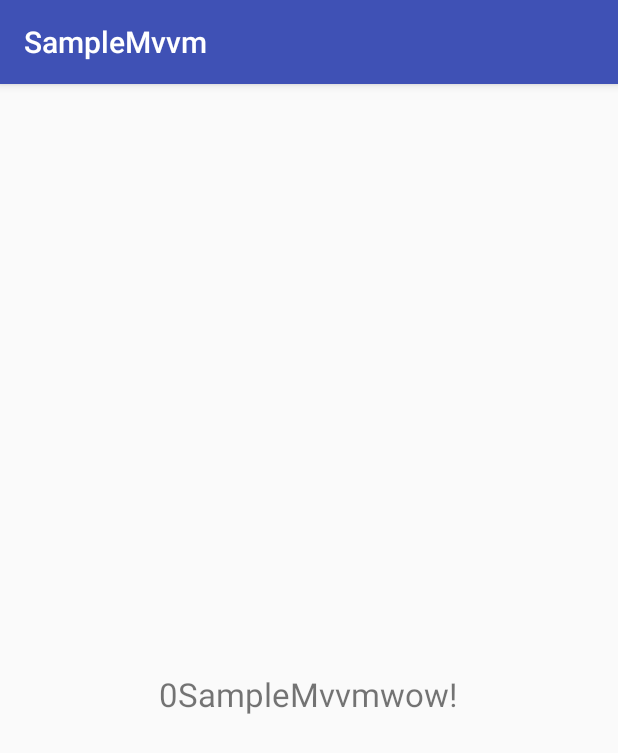
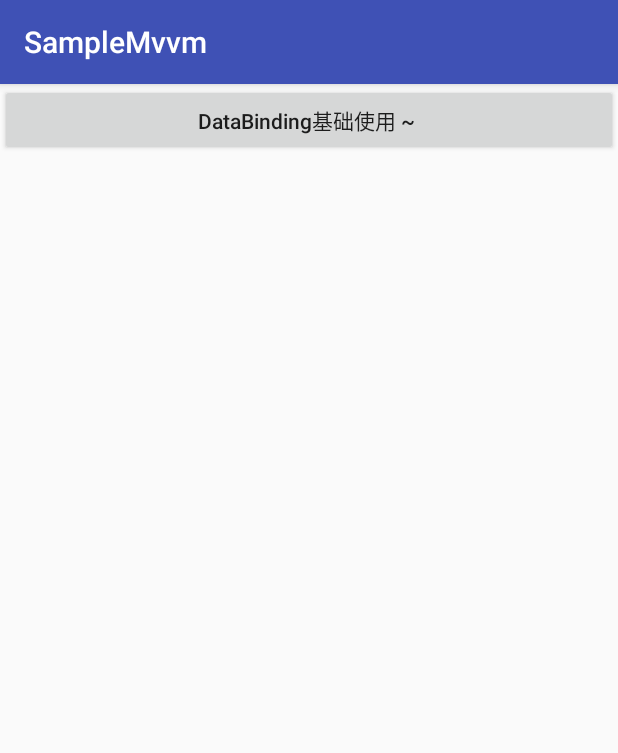
Before and after one commit to qingmei2/MvvmApp-Android, an Android app: the screen it shows after launch (MainActivity), on a phone screen of 412 x 824 dp. Shown: the top 753 px of the screen. Run offline under Robolectric (Android 15) with nearby library versions, the phone set to English and light mode, and no system bars; our stand-ins replace data binding.

Commit message:
code commit

```diff
--- a/app/build.gradle
+++ b/app/build.gradle
@@ -30,6 +30,6 @@ dependencies {
         exclude group: 'com.android.support', module: 'support-annotations'
     })
     compile 'com.android.support:appcompat-v7:25.3.1'
-    compile 'com.android.support.constraint:constraint-layout:1.0.2'
+    compile 'com.android.support.constraint:constraint-layout:1.0.1'
     testCompile 'junit:junit:4.12'
 }
--- a/app/src/main/AndroidManifest.xml
+++ b/app/src/main/AndroidManifest.xml
@@ -9,13 +9,17 @@
         android:roundIcon="@mipmap/ic_launcher_round"
         android:supportsRtl="true"
         android:theme="@style/AppTheme">
-        <activity android:name=".MainActivity">
+        <activity android:name=".view.MainActivity">
             <intent-filter>
                 <action android:name="android.intent.action.MAIN" />
 
                 <category android:name="android.intent.category.LAUNCHER" />
             </intent-filter>
         </activity>
+
+        <activity
+            android:label="DataBinding基础"
+            android:name=".view.DataBindingBaseActivity"/>
     </application>
 
 </manifest>
--- a/app/src/main/java/com/mei_husky/samplemvvm/MainActivity.java
+++ /dev/null
@@ -1,48 +0,0 @@
-package com.mei_husky.samplemvvm;
-
-import android.databinding.DataBindingUtil;
-import android.os.Bundle;
-import android.support.v7.app.AppCompatActivity;
-import android.view.View;
-import android.widget.Toast;
-
-import com.mei_husky.samplemvvm.databinding.ActivityMainBinding;
-
-public class MainActivity extends AppCompatActivity {
-
-    //如果为空，则显示默认值（比如对象对应的null,或者int对应的0）
-    //    public Student student = new Student("jack", 18);
-    public Student student = null;
-
-    private ActivityMainBinding binding;
-
-    @Override
-    protected void onCreate(Bundle savedInstanceState) {
-        super.onCreate(savedInstanceState);
-        Inject();
-        initView();
-    }
-
-    private void initView() {
-        //方法引用
-        binding.setStudent(student);
-        binding.setPresenter(new Presenter());
-//        binding.setVariable(BR.student,student);
-
-    }
-
-    private void Inject() {
-        binding = DataBindingUtil.setContentView(this, R.layout.activity_main);
-    }
-
-    public class Presenter {
-
-        public void onClick(View v){
-            Toast.makeText(MainActivity.this,"123",Toast.LENGTH_SHORT).show();
-        }
-
-        public void toastAge(Student student){
-            Toast.makeText(MainActivity.this,String.valueOf(student.age),Toast.LENGTH_SHORT).show();
-        }
-    }
-}
--- a/app/src/main/java/com/mei_husky/samplemvvm/Student.java
+++ b/app/src/main/java/com/mei_husky/samplemvvm/model/Student.java
@@ -1,4 +1,4 @@
-package com.mei_husky.samplemvvm;
+package com.mei_husky.samplemvvm.model;
 
 /**
  * Created by QingMei on 2017/5/21 21:31
--- a/app/src/main/java/com/mei_husky/samplemvvm/MyUtils.java
+++ b/app/src/main/java/com/mei_husky/samplemvvm/util/MyUtils.java
@@ -1,4 +1,4 @@
-package com.mei_husky.samplemvvm;
+package com.mei_husky.samplemvvm.util;
 
 /**
  * Created by QingMei on 2017/5/21 22:34
--- /dev/null
+++ b/app/src/main/java/com/mei_husky/samplemvvm/view/MainActivity.java
@@ -0,0 +1,44 @@
+package com.mei_husky.samplemvvm.view;
+
+import android.content.Intent;
+import android.databinding.DataBindingUtil;
+import android.os.Bundle;
+import android.support.v7.app.AppCompatActivity;
+
+import com.mei_husky.samplemvvm.R;
+import com.mei_husky.samplemvvm.databinding.ActivityMainBinding;
+
+public class MainActivity extends AppCompatActivity {
+
+    public Presenter presenter;
+
+    private ActivityMainBinding binding;
+
+    @Override
+    protected void onCreate(Bundle savedInstanceState) {
+        super.onCreate(savedInstanceState);
+        inject();
+    }
+
+    private void inject() {
+        //现在我们通过DataBindingUtil设置布局文件
+        binding = DataBindingUtil.setContentView(this, R.layout.activity_main);
+
+        //初始化Presenter对象
+        presenter = new Presenter();
+        //将presenter对象赋予XML中的 data -> variable -> presenter
+        binding.setPresenter(presenter);
+    }
+
+    public class Presenter {
+
+        public String message = " ~ ";
+
+        public void baseDataBinding() {
+//            Toast.makeText(MainActivity.this, "Presenter.baseDataBinding", Toast.LENGTH_SHORT).show();
+            startActivity(new Intent(MainActivity.this,DataBindingBaseActivity.class));
+        }
+
+
+    }
+}
--- a/app/src/main/res/layout/activity_main.xml
+++ b/app/src/main/res/layout/activity_main.xml
@@ -6,38 +6,25 @@
     <data>
 
         <variable
-            name="student"
-            type="com.mei_husky.samplemvvm.Student" />
-
-        <variable
             name="presenter"
-            type="com.mei_husky.samplemvvm.MainActivity.Presenter" />
-
-        <import type="com.mei_husky.samplemvvm.MyUtils" />
+            type="com.mei_husky.samplemvvm.view.MainActivity.Presenter" />
 
     </data>
+
 
     <LinearLayout
         android:layout_width="match_parent"
         android:layout_height="match_parent"
-        android:gravity="center"
         android:orientation="vertical"
-        tools:context="com.mei_husky.samplemvvm.MainActivity">
+        tools:context="com.mei_husky.samplemvvm.view.MainActivity">
 
-        <TextView
-            android:layout_width="wrap_content"
+        <Button
+            android:layout_width="match_parent"
             android:layout_height="wrap_content"
-            android:onClick="@{presenter.onClick}"
-            android:text="@{student.name ?? student.age == 0 ? String.valueOf(MyUtils.addAge(student.age)) : String.valueOf(student.age)}"
-            android:textSize="22sp" />
+            android:textAllCaps="false"
+            android:onClick="@{() -> presenter.baseDataBinding()}"
+            android:text="@{`DataBinding基础使用` + presenter.message}" />
 
-        <TextView
-            android:layout_width="wrap_content"
-            android:layout_height="wrap_content"
-            android:layout_marginTop="16dp"
-            android:onClick="@{() -> presenter.toastAge(student)}"
-            android:text="@{String.valueOf(student.age) + @string/app_name + `wow!`}"
-            android:textSize="22sp" />
 
     </LinearLayout>
 </layout>
--- a/build.gradle
+++ b/build.gradle
@@ -5,7 +5,7 @@ buildscript {
         jcenter()
     }
     dependencies {
-        classpath 'com.android.tools.build:gradle:2.3.2'
+        classpath 'com.android.tools.build:gradle:2.3.1'
 
         // NOTE: Do not place your application dependencies here; they belong
         // in the individual module build.gradle files
```
Also changed, not shown: app/src/main/java/com/mei_husky/samplemvvm/library/Student.java (added, +18 -0 lines), app/src/main/java/com/mei_husky/samplemvvm/view/DataBindingBaseActivity.java (added, +48 -0 lines), app/src/main/res/layout/activity_data_binding_base.xml (added, +56 -0 lines).
